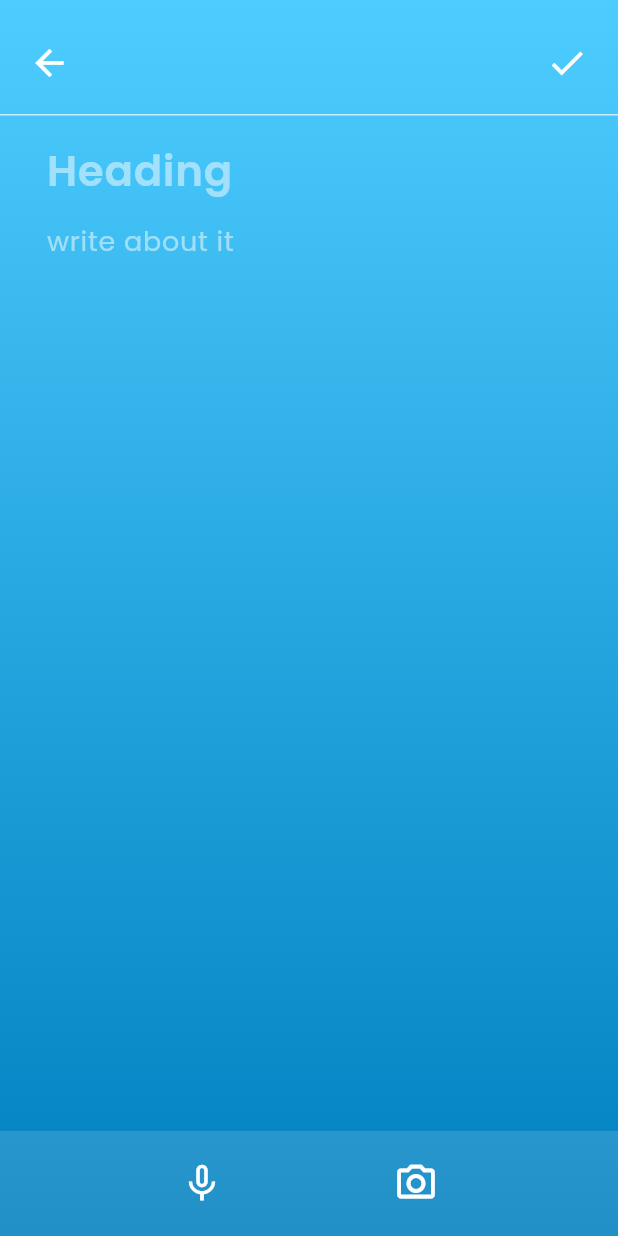
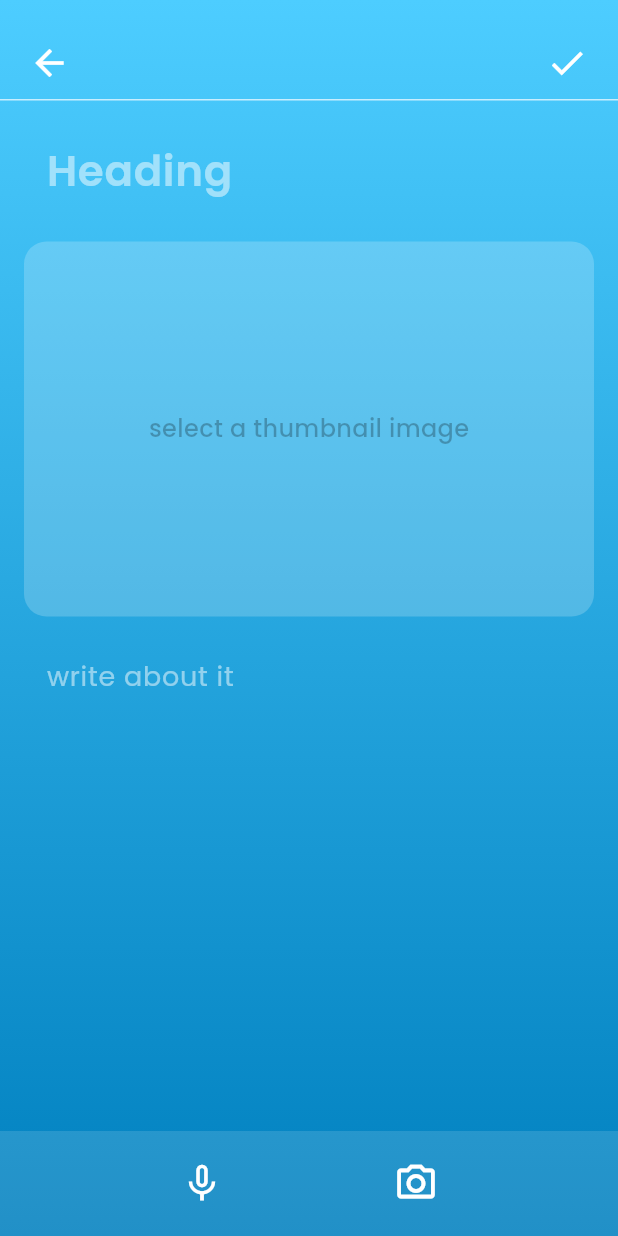
Before and after one commit to shiwangaryan/Second-Brain, a Flutter app: the NewJournalPage screen opened directly, after a tap on the "photo camera" icon, on a phone screen of 412 x 824 dp. Run offline on Flutter 3.47's test engine with Material 3 defaults, Android fonts, the light colour scheme and no system bars; our stand-ins replace cached_network_image, carousel_slider, firebase_auth, firebase_core, flutter_spinkit, get and 7 more; missing offline and left inert: banner_listtile, flutter_sound, google_gemini; accounts and stored records are empty; generated files the repository leaves out were written again; network calls fail.

Commit message:
added the feature of adding image from user's phone in a image carousel slider type- Flutter

```diff
--- a/lib/app.dart
+++ b/lib/app.dart
@@ -1,6 +1,8 @@
 import "package:flutter/material.dart";
 import "package:get/get.dart";
 import "package:solution_challenge_app/features/home/screens/home/home.dart";
+import "package:solution_challenge_app/features/journal/screens/journal.dart";
+import "package:solution_challenge_app/features/music/screen/music.dart";
 import "package:solution_challenge_app/login.dart";
 import "package:solution_challenge_app/navigation_menu.dart";
 import "package:solution_challenge_app/utils/theme/theme.dart";
@@ -16,7 +18,7 @@ class App extends StatelessWidget {
       themeMode: ThemeMode.system,
       theme: AppTheme.lightTheme,
       darkTheme: AppTheme.darkTheme,
-      home: const CheckLogin(),
+      home: const JournalScreen(),
     );
   }
 }
--- a/lib/features/home/screens/home/home.dart
+++ b/lib/features/home/screens/home/home.dart
@@ -145,7 +145,7 @@ class _HomeScreenState extends State<HomeScreen> {
                           ],
                         ),
                       )),
-                  Padding(
+                  const Padding(
                     padding: EdgeInsets.only(top: 25.0, right: 20, left: 20),
                     child: ImageCarousel(),
                   ),
--- a/lib/features/home/screens/home/widgets/image_carousel.dart
+++ b/lib/features/home/screens/home/widgets/image_carousel.dart
@@ -73,7 +73,7 @@ class _ImageCarouselState extends State<ImageCarousel> {
                           ),
                           tileColor: Colors.grey[200],
                         ),
-                        ListTile(
+                        const ListTile(
                           title: Text('View All memories'),
                           trailing: Icon(Icons.arrow_forward_ios),
                         ),
--- a/lib/features/journal/screens/new_journal.dart
+++ b/lib/features/journal/screens/new_journal.dart
@@ -1,8 +1,9 @@
 import 'dart:io';
-import 'package:audioplayers/audioplayers.dart';
+import 'package:carousel_slider/carousel_slider.dart';
 import 'package:flutter/material.dart';
 import 'package:get/get.dart';
 import 'package:flutter_sound/flutter_sound.dart' as fsound;
+import 'package:image_picker/image_picker.dart';
 import 'package:path_provider/path_provider.dart';
 import 'package:permission_handler/permission_handler.dart';
 
@@ -23,24 +24,22 @@ class _NewJournalPageState extends State<NewJournalPage> {
   bool isPlaying = false;
   bool isCompleted = false;
   bool isImageSelected = false;
-  late File? imageFile;
+  List<File> imageFiles = [];
+  int numberOfImage = 0;
   ValueNotifier<bool> isPlayingNotifier = ValueNotifier<bool>(false);
 
   @override
   void initState() {
     // TODO: implement initState
     super.initState();
+    init();
     journalContent.insert(0, journalContentEntry());
-    init();
   }
 
   Widget journalContentEntry() {
-    return Transform.translate(
-      offset: const Offset(0, -20),
-      child: Padding(
-        padding: const EdgeInsets.symmetric(horizontal: 15.0),
-        child: Wrap(children: [
-          TextField(
+    return Padding(
+      padding: const EdgeInsets.symmetric(horizontal: 15.0, vertical: 10),
+      child: TextField(
         keyboardType: TextInputType.multiline,
         maxLines: null,
         style: const TextStyle(
@@ -60,8 +59,6 @@ class _NewJournalPageState extends State<NewJournalPage> {
             border: const OutlineInputBorder(
               borderSide: BorderSide.none,
             )),
-          ),
-        ]),
       ),
     );
   }
@@ -91,8 +88,7 @@ class _NewJournalPageState extends State<NewJournalPage> {
 
     setState(() {
       micOn = false;
-      journalContent.insert(
-        0,
+      journalContent.add(
         AudioItem(
           filePath: filePath[0],
           playFunction: startPlaying,
@@ -126,16 +122,37 @@ class _NewJournalPageState extends State<NewJournalPage> {
   }
 
   Future<void> pausePlaying() async {
-    if(!isCompleted)
-    {await player.pausePlayer();
-    isPlayingNotifier.value = false;}
-
-    // setState(() {
-    //   isPlaying = false;
-    // });
+    if (!isCompleted) {
+      await player.pausePlayer();
+      isPlayingNotifier.value = false;
+    } else if(isCompleted) {
+      isPlayingNotifier.value = false;
+    }
   }
 
+  pickImagefromGallery() async {
+    try {
+      final pickedImage =
+          await ImagePicker().pickImage(source: ImageSource.gallery);
+      if (pickedImage != null) {
+        final directory = await getApplicationDocumentsDirectory();
+        final imagePath = File(
+            '${directory.path}/${DateTime.now().millisecondsSinceEpoch}.jpg');
+        final imageBytes = await pickedImage.readAsBytes();
+        await imagePath.writeAsBytes(imageBytes);
 
+        setState(() {
+          imageFiles.insert(numberOfImage, imagePath);
+          numberOfImage += 1;
+          isImageSelected = true;
+        });
+      } else {
+        print('no image selected');
+      }
+    } catch (e) {
+      print('error occured: $e');
+    }
+  }
 
   @override
   void dispose() {
@@ -187,7 +204,7 @@ class _NewJournalPageState extends State<NewJournalPage> {
                     ),
               //---camera button
               CustomIconButton(
-                onPressFunc: () {},
+                onPressFunc: () => pickImagefromGallery(),
                 icon: Icons.photo_camera_outlined,
                 size: 30,
               ),
@@ -199,14 +216,12 @@ class _NewJournalPageState extends State<NewJournalPage> {
         //----------------------
         body: Column(
           children: [
-            const SizedBox(height: 20),
-            Container(
-              width: MediaQuery.of(context).size.width,
-              height: 1,
-              color: Colors.white.withOpacity(0.7),
+            ///--------heading--------------
+            Padding(
+              padding: const EdgeInsets.symmetric(
+                horizontal: 15.0,
+                vertical: 10,
               ),
-            Padding(
-              padding: const EdgeInsets.symmetric(horizontal: 15.0),
               child: TextField(
                 maxLines: null,
                 style: const TextStyle(
@@ -229,6 +244,39 @@ class _NewJournalPageState extends State<NewJournalPage> {
                 ),
               ),
             ),
+
+            ///--------thumbnail image--------------
+
+            isImageSelected
+                ? JournalImageCarousel(
+                    imageFiles: imageFiles,
+                  )
+                : InkWell(
+                    onTap: () => pickImagefromGallery(),
+                    child: Center(
+                      child: Container(
+                        width: 380,
+                        height: 250,
+                        decoration: BoxDecoration(
+                          color: Colors.white.withOpacity(0.2),
+                          borderRadius: BorderRadius.circular(15),
+                        ),
+                        child: const Center(
+                          child: Text(
+                            'select a thumbnail image',
+                            style: TextStyle(
+                              fontSize: 16,
+                              color: Colors.black26,
+                              fontWeight: FontWeight.w500,
+                            ),
+                          ),
+                        ),
+                      ),
+                    ),
+                  ),
+
+            ///--------rest of the content--------------
+
             Flexible(
               child: ListView.builder(
                 itemCount: journalContent.length,
@@ -254,6 +302,58 @@ class _NewJournalPageState extends State<NewJournalPage> {
 //all the custom widgets here
 //
 //
+
+class JournalImageCarousel extends StatefulWidget {
+  const JournalImageCarousel({super.key, required this.imageFiles});
+
+  final List<File> imageFiles;
+
+  @override
+  State<JournalImageCarousel> createState() => _JournalImageCarouselState();
+}
+
+class _JournalImageCarouselState extends State<JournalImageCarousel> {
+  @override
+  Widget build(BuildContext context) {
+    return CarouselSlider.builder(
+      itemCount: widget.imageFiles.length,
+      itemBuilder: (BuildContext context, index, realIndex) {
+        return BuildImage(
+          imageFile: widget.imageFiles[index],
+        );
+      },
+      options: CarouselOptions(
+        height: 200,
+        autoPlay: false,
+        enlargeCenterPage: true,
+      ),
+    );
+  }
+}
+
+class BuildImage extends StatelessWidget {
+  const BuildImage({
+    super.key,
+    required this.imageFile,
+  });
+
+  final File imageFile;
+
+  @override
+  Widget build(BuildContext context) {
+    return Container(
+      width: 350,
+      height: 320,
+      decoration: BoxDecoration(
+        image: DecorationImage(
+          image: FileImage(imageFile),
+          fit: BoxFit.cover,
+        ),
+        borderRadius: BorderRadius.circular(15),
+      ),
+    );
+  }
+}
 
 class AudioItem extends StatefulWidget {
   final String filePath;
@@ -347,7 +447,9 @@ class CustomAppBar extends StatelessWidget implements PreferredSizeWidget {
 
   @override
   Widget build(BuildContext context) {
-    return AppBar(
+    return Column(
+      children: [
+        AppBar(
           backgroundColor: Colors.transparent,
           leading: Padding(
             padding: const EdgeInsets.only(left: 10.0, top: 20),
@@ -375,9 +477,17 @@ class CustomAppBar extends StatelessWidget implements PreferredSizeWidget {
                   )
                 : const SizedBox(),
           ],
+        ),
+        const SizedBox(height: 10),
+        Container(
+          width: MediaQuery.of(context).size.width,
+          height: 1,
+          color: Colors.white.withOpacity(0.7),
+        ),
+      ],
     );
   }
 
   @override
-  Size get preferredSize => const Size.fromHeight(56);
+  Size get preferredSize => const Size.fromHeight(67);
 }
--- a/lib/features/music/screen/widgets/song_cards.dart
+++ b/lib/features/music/screen/widgets/song_cards.dart
@@ -20,7 +20,7 @@ class SongCard extends StatelessWidget {
     return InkWell(
       onTap: () => Get.to(
         SongScreen(song: song),
-        duration: Duration(milliseconds: 500),
+        duration: Duration(milliseconds: 800),
         curve: Curves.easeInOut,
       ),
       child: Container(
```
Also changed, not shown: 1 other file. Lines whose indentation alone changed are shown as unchanged.
